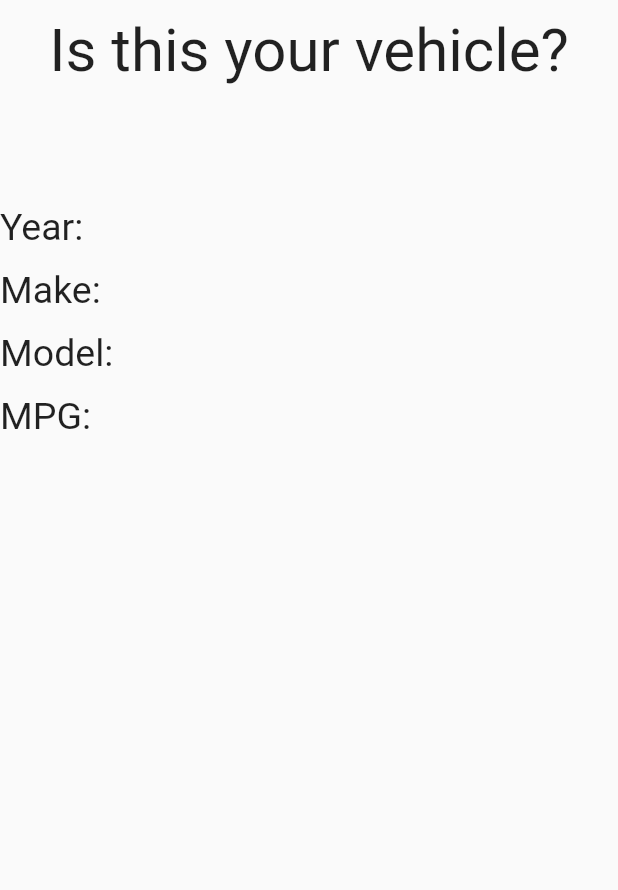
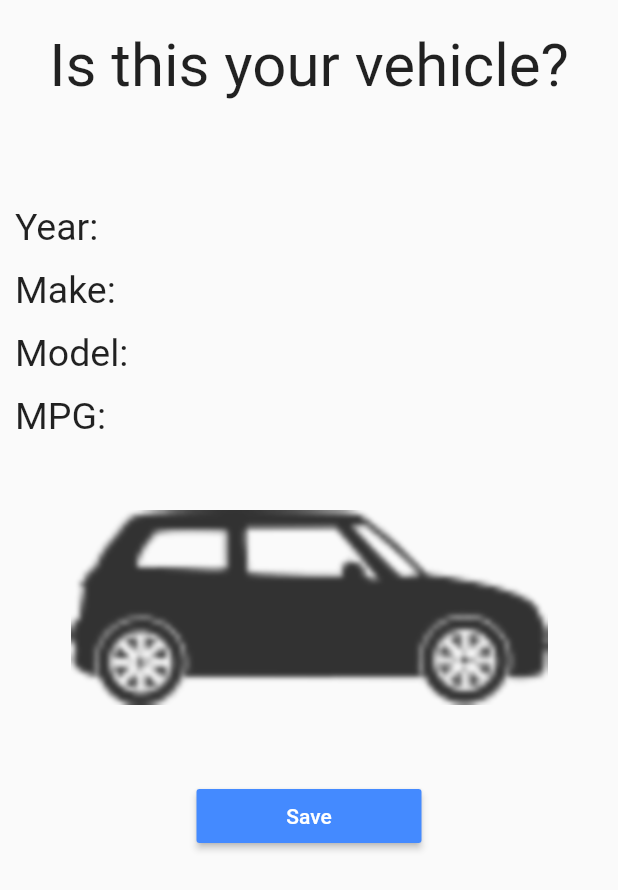
Before and after one commit to JJ0421/Gas_Tracker_Mobile, a Flutter app: the VehicleInfo widget shown alone on an empty page, opened directly with empty values, on a phone screen of 412 x 824 dp. Shown: the top 890 px of the screen. Run offline on Flutter 3.47's test engine with Material 2 defaults, Android fonts, the phone set to English and light mode, and no system bars; network calls fail.

Commit message:
added stock photo to selection screen & adjusted text padding

```diff
--- a/gas_tracker_mobile/lib/pages/vehicle_selection.dart
+++ b/gas_tracker_mobile/lib/pages/vehicle_selection.dart
@@ -69,33 +69,47 @@ class VehicleInfoState extends State<VehicleInfo> {
     return new Column(
       children: [
         Container(
-            padding: EdgeInsets.only(bottom: 80.0, top: 10.0),
+            padding: EdgeInsets.only(bottom: 70.0, top: 20.0),
             child: Text('Is this your vehicle?',
                 style: TextStyle(fontSize: 40.0))),
         Container(
-            padding: EdgeInsets.only(bottom: 13.0),
+            padding: EdgeInsets.only(left: 10.0, bottom: 13.0),
             child: Row(crossAxisAlignment: CrossAxisAlignment.start, children: [
               Text('Year: ' + this.year,
                   style: TextStyle(fontSize: 25.0), textAlign: TextAlign.left)
             ])),
         Container(
-            padding: EdgeInsets.only(bottom: 13.0),
+            padding: EdgeInsets.only(left: 10.0, bottom: 13.0),
             child: Row(crossAxisAlignment: CrossAxisAlignment.start, children: [
               Text('Make: ' + this.make,
                   style: TextStyle(fontSize: 25.0), textAlign: TextAlign.left)
             ])),
         Container(
-            padding: EdgeInsets.only(bottom: 13.0),
+            padding: EdgeInsets.only(left: 10.0, bottom: 13.0),
             child: Row(crossAxisAlignment: CrossAxisAlignment.start, children: [
               Text('Model: ' + this.model,
                   style: TextStyle(fontSize: 25.0), textAlign: TextAlign.left)
             ])),
         Container(
-            padding: EdgeInsets.only(bottom: 13.0),
+            padding: EdgeInsets.only(left: 10.0, bottom: 13.0),
             child: Row(crossAxisAlignment: CrossAxisAlignment.start, children: [
               Text('MPG: ' + this.mpg,
                   style: TextStyle(fontSize: 25.0), textAlign: TextAlign.left)
             ])),
+
+        Container(padding: EdgeInsets.only(top: 35.0), child: Image(image: AssetImage('assets/icon.png'))),
+        Container(
+          padding: EdgeInsets.only(top: 50.0),
+          child:
+          ButtonTheme(
+            minWidth: 150.0,
+            child: RaisedButton(
+              onPressed: (){print(mpg);},
+              child: Text('Save', style: TextStyle(color: Colors.white)),
+              color: Colors.blueAccent,
+
+            )),
+        ),
       ],
     );
   }
--- a/gas_tracker_mobile/pubspec.yaml
+++ b/gas_tracker_mobile/pubspec.yaml
@@ -31,6 +31,8 @@ flutter:
   # assets:
   #  - images/a_dot_burr.jpeg
   #  - images/a_dot_ham.jpeg
+  assets:
+    - assets/icon.png
 
   # An image asset can refer to one or more resolution-specific "variants", see
   # https://flutter.io/assets-and-images/#resolution-aware.
```
Also changed, not shown: gas_tracker_mobile/assets/icon.png (added).
